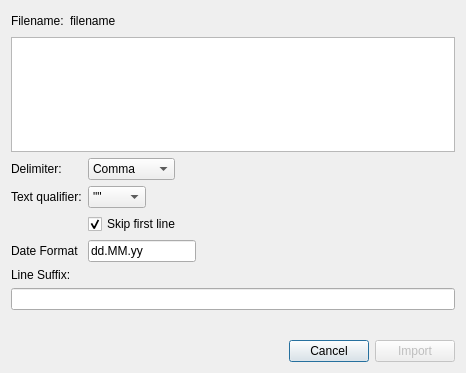
This is src/ui/StatementImporterDialog.ui in Marvin182/Moneyphant as Qt 5 draws it before an edit. The edited form follows.
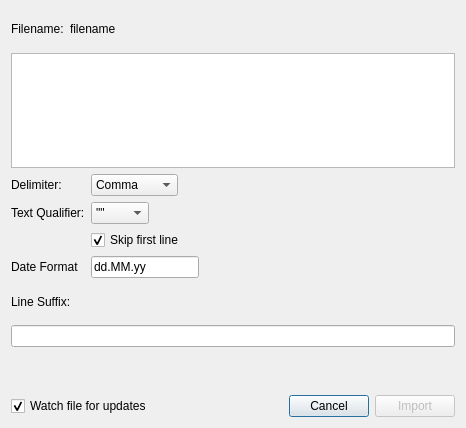
This is the edited form.

What changed in the file:
```diff
--- a/src/ui/StatementImporterDialog.ui
+++ b/src/ui/StatementImporterDialog.ui
@@ -7,7 +7,7 @@
     <x>0</x>
     <y>0</y>
     <width>466</width>
-    <height>373</height>
+    <height>428</height>
    </rect>
   </property>
   <property name="sizePolicy">
@@ -122,7 +122,7 @@
      <item row="2" column="0">
       <widget class="QLabel" name="label_4">
        <property name="text">
-        <string>Text qualifier:</string>
+        <string>Text Qualifier:</string>
        </property>
       </widget>
      </item>
@@ -188,6 +188,16 @@
    </item>
    <item>
     <layout class="QHBoxLayout" name="horizontalLayout">
+     <item>
+      <widget class="QCheckBox" name="watchFile">
+       <property name="text">
+        <string>Watch file for updates</string>
+       </property>
+       <property name="checked">
+        <bool>true</bool>
+       </property>
+      </widget>
+     </item>
      <item>
       <spacer name="horizontalSpacer_2">
        <property name="orientation">
```
